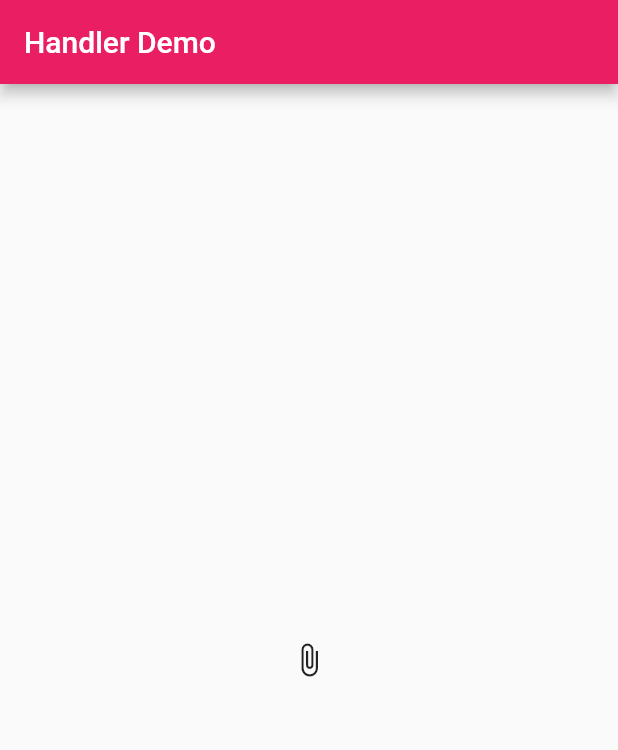
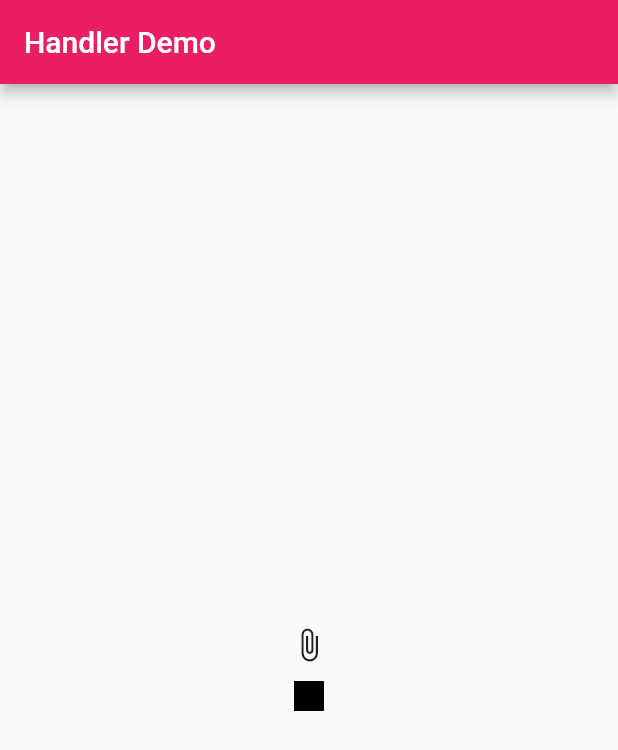
Before and after one commit to palcodes/flutter-handler-widget, a Flutter app: the screen it shows after launch, after a tap on the "attach file" icon, on a phone screen of 412 x 824 dp. Shown: the top 750 px of the screen. Run offline on Flutter 3.47's test engine with Material 2 defaults, Android fonts, the phone set to English and light mode, and no system bars.

Commit message:
added animation code

```diff
--- a/lib/main.dart
+++ b/lib/main.dart
@@ -1,4 +1,7 @@
+import 'dart:ui';
+
 import 'package:flutter/material.dart';
+import 'package:flutter/animation.dart';
 
 void main() => runApp(MyApp());
 
@@ -24,21 +27,66 @@ class MyHomePage extends StatefulWidget {
   _MyHomePageState createState() => _MyHomePageState();
 }
 
-class _MyHomePageState extends State<MyHomePage> {
+class _MyHomePageState extends State<MyHomePage>
+    with SingleTickerProviderStateMixin {
+
+  double minHeight = 50;
+  double maxHeight = 120;
+  double initHeight = 20;
+  AnimationController _controller;
+  Animation<double> widthTween;
+  Animation<double> bottomTween;
+  double get maxWidth => MediaQuery.of(context).size.width;
+
+  @override
+  void initState() {
+    super.initState();
+    _controller = AnimationController(
+      duration: const Duration(seconds: 10),
+      vsync: this,
+    )..repeat();
+  }
+
+  @override
+  void dispose() {
+    _controller.dispose();
+    super.dispose();
+  }
+
+  double lerp(double min, double max) => lerpDouble(min, max, _controller.value);
 
   @override
   Widget build(BuildContext context) {
+    widthTween = Tween(begin: 120.0, end: MediaQuery.of(context).size.width).animate(CurvedAnimation(
+        parent: _controller,
+        curve: Curves.linearToEaseOut,
+        reverseCurve: Curves.linearToEaseOut.flipped,
+      ));
     return Scaffold(
         appBar: AppBar(title: Text(widget.title)),
-      body: Container(
+        body: Column(
+          mainAxisAlignment: MainAxisAlignment.center,
+          children: <Widget>[
+            Container(
               alignment: Alignment.center,
               child: FlatButton(
                 onPressed: () {
-            print('clicked the button');
+                  _controller.forward();
                 },
                 child: Icon(Icons.attach_file),
               ),
             ),
+            AnimatedBuilder(
+              animation: _controller,
+              builder: (context, child) {
+                return Container(
+              color: Colors.black,
+              height: 20,
+              width: 20,
                 );
+              },
+            )
+          ],
+        ));
   }
 }
```
Lines whose indentation alone changed are shown as unchanged.
